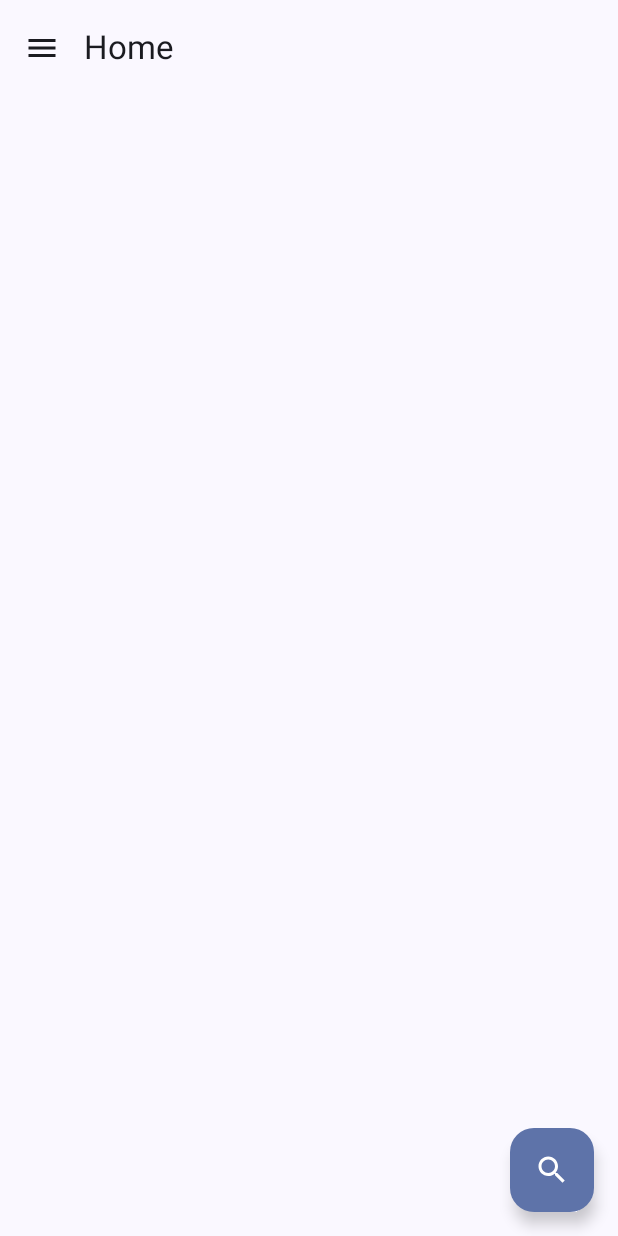
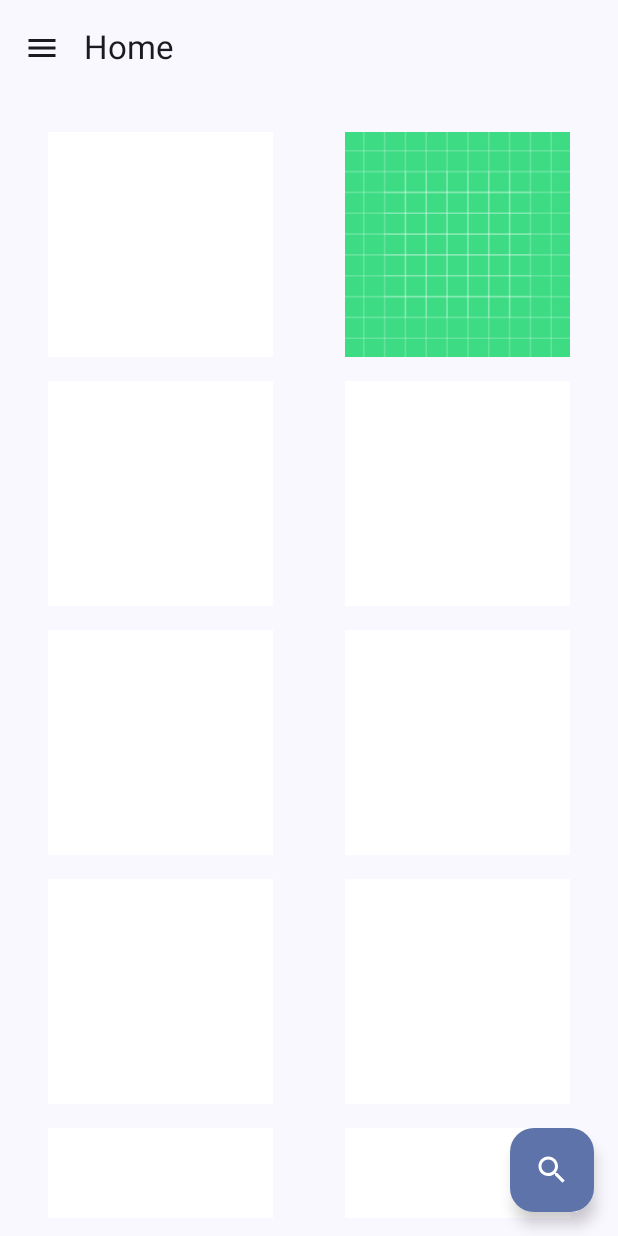
Before and after one commit to FF108/boothrum, an Android app built with Jetpack Compose: the screen it shows after launch (MainActivity), on a phone screen of 412 x 824 dp. Run offline under Robolectric (Android 15) with nearby library versions, the light colour scheme and no system bars.

Commit message:
FEAT-WIP : Image Gallery of Home Screen Need to understand why RoundedCornerShape doesn't work

```diff
--- a/app/src/main/java/com/isenap5/boothrum/HomeScreen.kt
+++ b/app/src/main/java/com/isenap5/boothrum/HomeScreen.kt
@@ -1,12 +1,95 @@
 package com.isenap5.boothrum
 
+import android.graphics.Bitmap
+import android.graphics.Canvas
+import androidx.compose.foundation.Image
 import androidx.compose.foundation.layout.Column
+import androidx.compose.foundation.layout.padding
+import androidx.compose.foundation.lazy.grid.GridCells
+import androidx.compose.foundation.lazy.grid.LazyVerticalGrid
+import androidx.compose.foundation.lazy.grid.items
+import androidx.compose.foundation.shape.RoundedCornerShape
 import androidx.compose.material3.Text
 import androidx.compose.runtime.Composable
+import androidx.compose.ui.Modifier
+import androidx.compose.ui.draw.clip
+import androidx.compose.ui.graphics.asImageBitmap
+import androidx.compose.ui.graphics.painter.BitmapPainter
+import androidx.compose.ui.res.painterResource
+import androidx.compose.ui.tooling.preview.Preview
+import androidx.compose.ui.unit.dp
+import com.isenap5.boothrum.domain.model.PhotoItem
+import android.graphics.Color
+import androidx.compose.foundation.layout.size
 
+@Preview
 @Composable
 fun HomeScreen() {
-    Column {
-        Text(text = "We are on Home Screen")
+
+    // Temporary data, white bitmap item
+    val width = 100
+    val height = 100
+    val whiteBitmap = Bitmap.createBitmap(width, height, Bitmap.Config.ARGB_8888)
+    val canvas = Canvas(whiteBitmap)
+    canvas.drawColor(Color.WHITE)
+
+    val whitePainter = BitmapPainter(whiteBitmap.asImageBitmap())
+
+    val whitePhotoItem = PhotoItem(
+        painter = whitePainter,
+        description = "Image blanche"
+    )
+
+    val photos: List<PhotoItem> = listOf(
+        whitePhotoItem,
+        PhotoItem(
+            painter = painterResource(id = R.drawable.ic_launcher_background),
+            description = "Image launcher"
+        ),
+        whitePhotoItem,
+        whitePhotoItem,
+        whitePhotoItem,
+        whitePhotoItem,
+        whitePhotoItem,
+        whitePhotoItem,
+        whitePhotoItem,
+        whitePhotoItem,
+        whitePhotoItem,
+        whitePhotoItem,
+        whitePhotoItem,
+        whitePhotoItem,
+        whitePhotoItem,
+        PhotoItem(
+            painter = painterResource(id = R.drawable.ic_launcher_background),
+            description = "Image launcher"
+        ),
+        whitePhotoItem,
+        whitePhotoItem,
+        whitePhotoItem,
+        whitePhotoItem,
+        whitePhotoItem,
+        PhotoItem(
+            painter = painterResource(id = R.drawable.ic_launcher_background),
+            description = "Image launcher"
+        )
+    )
+    // End of temporary data
+
+    LazyVerticalGrid(
+        columns = GridCells.Fixed(2),
+        modifier = Modifier
+            .padding(horizontal = 8.dp)
+            .padding(top = 80.dp, bottom = 12.dp)
+    ) {
+        items(photos) { photo ->
+            Image(
+                painter = photo.painter,
+                contentDescription = photo.description,
+                modifier = Modifier
+                    .padding(vertical = 8.dp)
+                    .size(150.dp)
+                    .clip(RoundedCornerShape(10))
+            )
+        }
     }
 }
--- a/app/src/main/java/com/isenap5/boothrum/MainScreen.kt
+++ b/app/src/main/java/com/isenap5/boothrum/MainScreen.kt
@@ -46,6 +46,8 @@ import com.isenap5.boothrum.presentation.component.CustomDrawer
 import com.isenap5.boothrum.util.coloredShadow
 import com.isenap5.boothrum.presentation.component.FloatingSearchButton
 import androidx.compose.foundation.layout.Column
+import androidx.compose.foundation.layout.Spacer
+import androidx.compose.foundation.layout.height
 import androidx.compose.foundation.layout.padding
 import androidx.navigation.compose.NavHost
 import androidx.navigation.compose.composable
@@ -153,16 +155,7 @@ fun MainContent(
             )
         }
     ) {
-//        Box(
-//            modifier = Modifier.fillMaxSize(),
-//            contentAlignment = Alignment.Center
-//        ) {
-//            Text(
-//                text = selectedNavigationItem.title,
-//                fontSize = MaterialTheme.typography.titleMedium.fontSize,
-//                fontWeight = FontWeight.Medium
-//            )
-//        }
+        HomeScreen()
         Column(modifier = Modifier
                 .padding(16.dp)
                 .fillMaxSize(),
--- /dev/null
+++ b/app/src/main/java/com/isenap5/boothrum/domain/model/PhotoItem.kt
@@ -0,0 +1,10 @@
+package com.isenap5.boothrum.domain.model
+
+import androidx.compose.ui.graphics.painter.Painter
+
+data class PhotoItem(
+    val painter: Painter,
+    val description: String
+    //link to the photo
+    //Is photo favorite ?
+)
```
